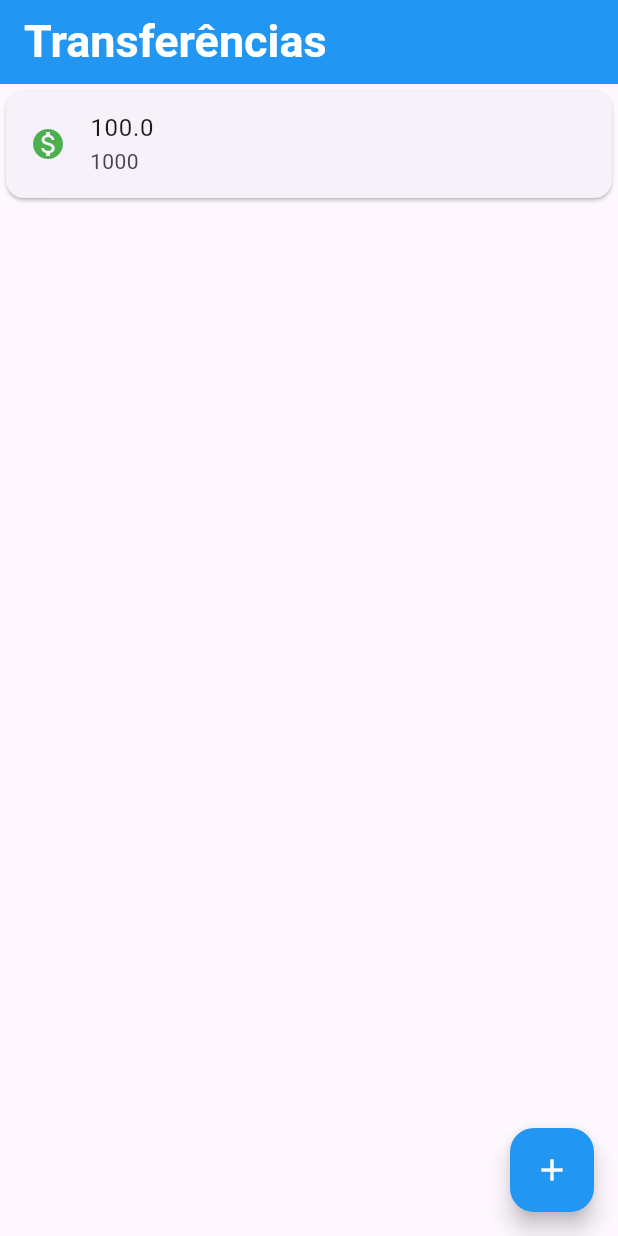
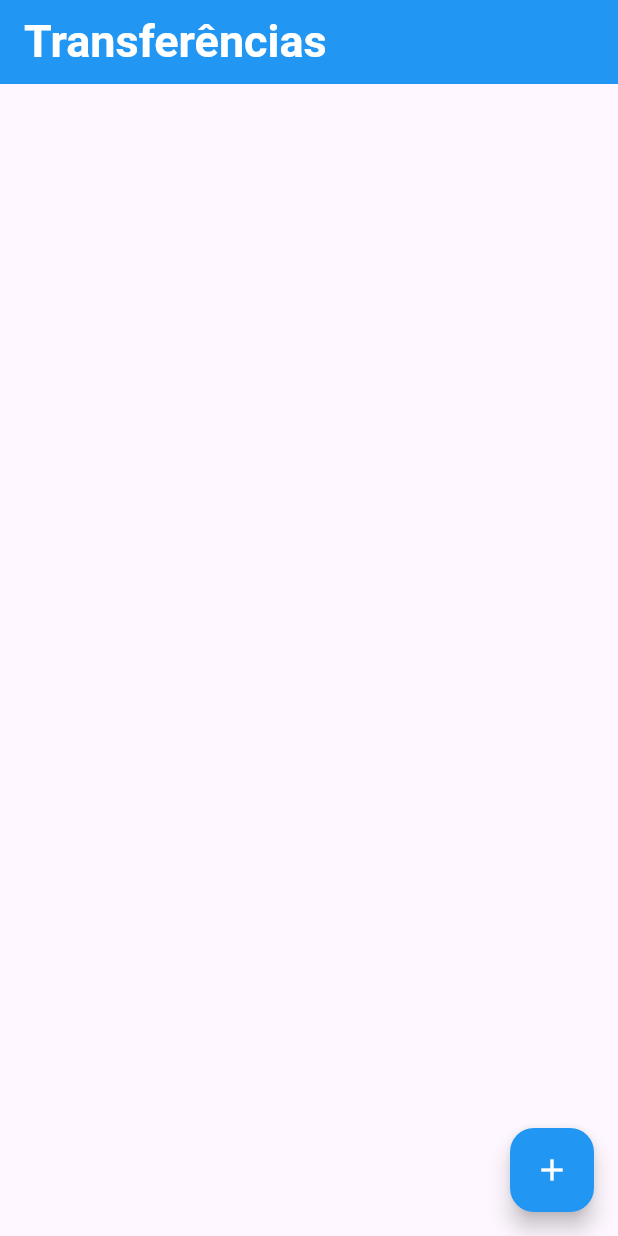
Before and after one commit to rafaelcf00/projeto_flutter_dsm5, a Flutter app: the screen it shows after launch, on a phone screen of 412 x 824 dp. Run offline on Flutter 3.47's test engine with Material 3 defaults, Android fonts, the phone set to English and light mode, and no system bars.

Commit message:
Aula.23.03.2024

```diff
--- a/lib/main.dart
+++ b/lib/main.dart
@@ -54,6 +54,7 @@ class FormularioTransferencia extends StatelessWidget {
             child: Text('Confirmar'),
             onPressed: () {
               _criaTransferencia(
+                context,
                 _controladorCampoNumeroConta,
                 _controladorCampoValor,
               );
@@ -65,6 +66,7 @@ class FormularioTransferencia extends StatelessWidget {
   }
 
   void _criaTransferencia(
+    BuildContext context,
     controladorCampoNumeroConta,
     controladorCampoValor,
   ) {
@@ -73,6 +75,7 @@ class FormularioTransferencia extends StatelessWidget {
     if (numeroConta != null && valor != null) {
       final transferenciaCriada = Transferencia(valor, numeroConta);
       debugPrint('$transferenciaCriada');
+      Navigator.pop(context, transferenciaCriada);
     }
   }
 }
@@ -113,6 +116,7 @@ class Editor extends StatelessWidget {
 
 class ListaTransferencias extends StatelessWidget {
   ListaTransferencias({super.key});
+  final List<Transferencia> _transferencias = [];
 
   @override
   Widget build(BuildContext context) {
@@ -129,26 +133,30 @@ class ListaTransferencias extends StatelessWidget {
           ),
         ),
       ),
-      body: Column(
-        children: [
-          ItemTransferencia(
-            Transferencia(
-              100.0,
-              1000,
-            ),
-          ),
-        ],
+      body: ListView.builder(
+        itemCount: _transferencias.length,
+        itemBuilder: (context, indice){
+          final tranferencia = _transferencias[indice];
+          return ItemTransferencia(tranferencia);
+        },
       ),
       floatingActionButton: FloatingActionButton(
         backgroundColor: Colors.blue,
         onPressed: () {
-          Navigator.push(
+          final Future<Transferencia?> future = Navigator.push(
             context,
             MaterialPageRoute(
               builder: (context) {
                 return FormularioTransferencia();
               },
             ),
+          );
+          future.then(
+            (transferenciaRecebida) {
+              debugPrint('chegou no then do future');
+              debugPrint('$transferenciaRecebida');
+              _transferencias.add(transferenciaRecebida!);
+            },
           );
         },
         child: Icon(
```
